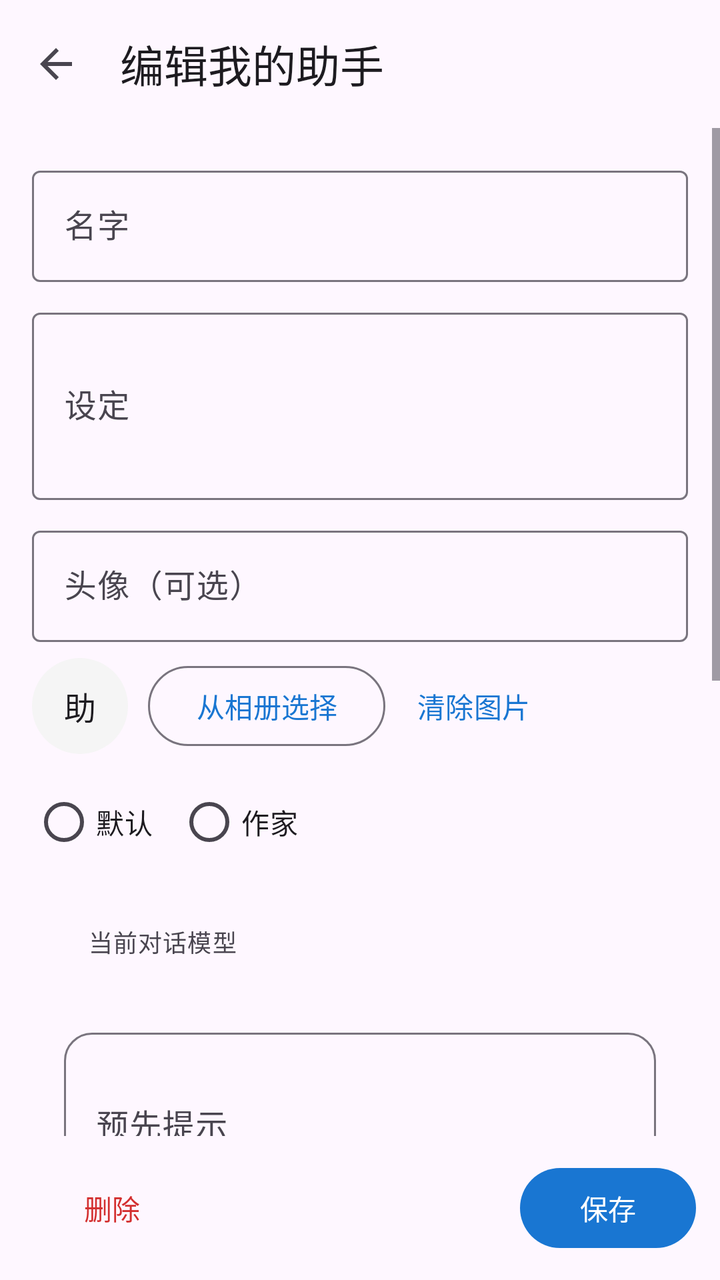
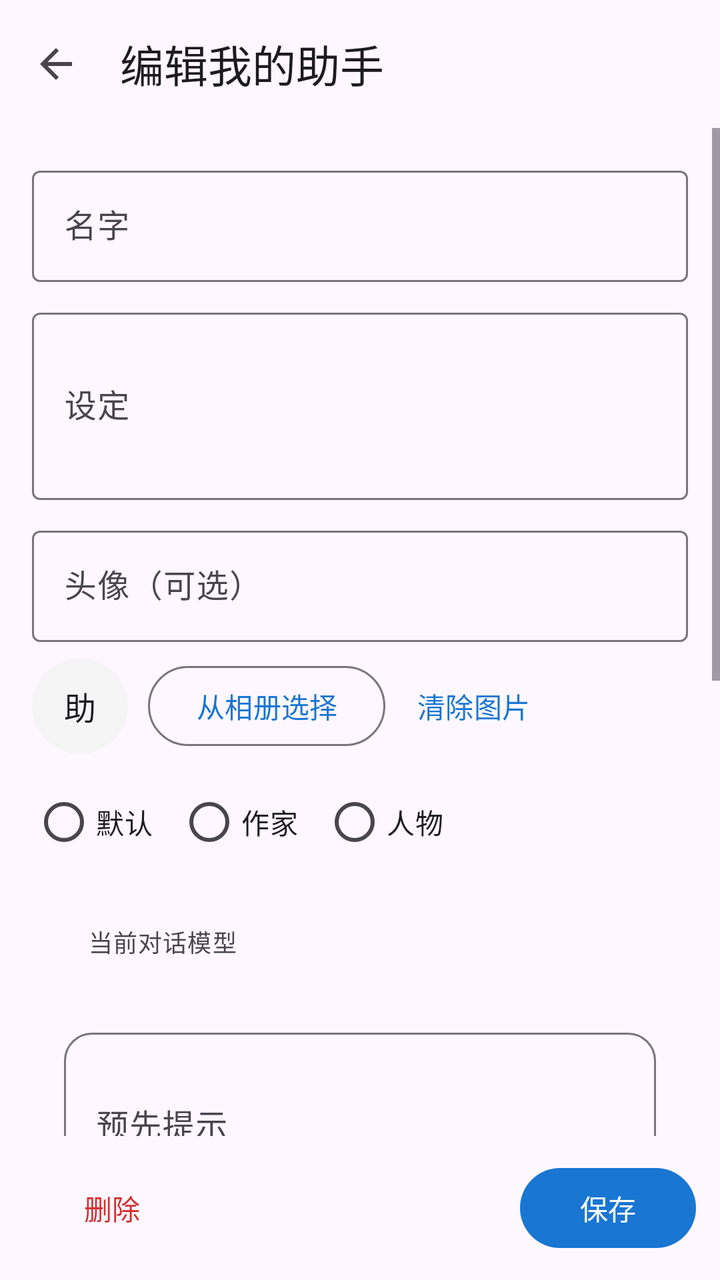

Compare the two renders of this Android layout. The source of the first and the diff that turns it into the second are given below.
<!-- AndroidManifest.xml: activity theme Theme.AIChat -->
<!-- res/layout/activity_edit_my_assistant.xml -->
<?xml version="1.0" encoding="utf-8"?>
<LinearLayout xmlns:android="http://schemas.android.com/apk/res/android"
    xmlns:app="http://schemas.android.com/apk/res-auto"
    android:layout_width="match_parent"
    android:layout_height="match_parent"
    android:orientation="vertical">

    <com.google.android.material.appbar.MaterialToolbar
        android:id="@+id/toolbar"
        android:layout_width="match_parent"
        android:layout_height="?attr/actionBarSize"
        app:title="@string/edit_assistant"
        app:navigationIcon="?attr/homeAsUpIndicator" />

    <ScrollView
        android:layout_width="match_parent"
        android:layout_height="0dp"
        android:layout_weight="1">
        <LinearLayout
            android:layout_width="match_parent"
            android:layout_height="wrap_content"
            android:orientation="vertical"
            android:padding="16dp">

            <com.google.android.material.textfield.TextInputLayout
                android:layout_width="match_parent"
                android:layout_height="wrap_content"
                android:hint="@string/assistant_name"
                style="@style/Widget.Material3.TextInputLayout.OutlinedBox">
                <com.google.android.material.textfield.TextInputEditText
                    android:id="@+id/editAssistantName"
                    android:layout_width="match_parent"
                    android:layout_height="wrap_content" />
            </com.google.android.material.textfield.TextInputLayout>

            <com.google.android.material.textfield.TextInputLayout
                android:layout_width="match_parent"
                android:layout_height="wrap_content"
                android:layout_marginTop="10dp"
                android:hint="@string/assistant_prompt"
                style="@style/Widget.Material3.TextInputLayout.OutlinedBox">
                <com.google.android.material.textfield.TextInputEditText
                    android:id="@+id/editAssistantPrompt"
                    android:layout_width="match_parent"
                    android:layout_height="wrap_content"
                    android:minLines="3"
                    android:maxLines="6"
                    android:inputType="textMultiLine" />
            </com.google.android.material.textfield.TextInputLayout>

            <com.google.android.material.textfield.TextInputLayout
                android:layout_width="match_parent"
                android:layout_height="wrap_content"
                android:layout_marginTop="10dp"
                android:hint="@string/assistant_avatar_optional"
                style="@style/Widget.Material3.TextInputLayout.OutlinedBox">
                <com.google.android.material.textfield.TextInputEditText
                    android:id="@+id/editAssistantAvatar"
                    android:layout_width="match_parent"
                    android:layout_height="wrap_content" />
            </com.google.android.material.textfield.TextInputLayout>

            <LinearLayout
                android:layout_width="match_parent"
                android:layout_height="wrap_content"
                android:layout_marginTop="8dp"
                android:gravity="center_vertical"
                android:orientation="horizontal">

                <FrameLayout
                    android:layout_width="48dp"
                    android:layout_height="48dp">

                    <ImageView
                        android:id="@+id/imageAssistantAvatarPreview"
                        android:layout_width="48dp"
                        android:layout_height="48dp"
                        android:background="@drawable/input_background"
                        android:scaleType="centerCrop"
                        android:visibility="gone" />

                    <TextView
                        android:id="@+id/textAssistantAvatarPreview"
                        android:layout_width="48dp"
                        android:layout_height="48dp"
                        android:background="@drawable/input_background"
                        android:gravity="center"
                        android:text="助"
                        android:textAppearance="?attr/textAppearanceTitleMedium" />
                </FrameLayout>

                <com.google.android.material.button.MaterialButton
                    android:id="@+id/btnPickAssistantAvatar"
                    style="@style/Widget.Material3.Button.OutlinedButton"
                    android:layout_width="wrap_content"
                    android:layout_height="wrap_content"
                    android:layout_marginStart="10dp"
                    android:text="@string/pick_avatar_from_album" />

                <com.google.android.material.button.MaterialButton
                    android:id="@+id/btnClearAssistantAvatarImage"
                    style="@style/Widget.Material3.Button.TextButton"
                    android:layout_width="wrap_content"
                    android:layout_height="wrap_content"
                    android:text="@string/clear_avatar_image" />
            </LinearLayout>

            <RadioGroup
                android:id="@+id/radioAssistantType"
                android:layout_width="match_parent"
                android:layout_height="wrap_content"
                android:layout_marginTop="10dp"
                android:orientation="horizontal">
                <RadioButton
                    android:id="@+id/typeDefault"
                    android:layout_width="wrap_content"
                    android:layout_height="wrap_content"
                    android:text="@string/assistant_type_default" />
                <RadioButton
                    android:id="@+id/typeWriter"
                    android:layout_width="wrap_content"
                    android:layout_height="wrap_content"
                    android:layout_marginStart="12dp"
                    android:text="@string/assistant_type_writer" />
            </RadioGroup>

            <include layout="@layout/view_chat_settings_form" />
        </LinearLayout>
    </ScrollView>

    <LinearLayout
        android:layout_width="match_parent"
        android:layout_height="wrap_content"
        android:orientation="horizontal"
        android:padding="12dp">
        <com.google.android.material.button.MaterialButton
            android:id="@+id/btnDeleteAssistant"
            style="@style/Widget.Material3.Button.TextButton"
            android:layout_width="wrap_content"
            android:layout_height="wrap_content"
            android:text="@string/delete_assistant"
            android:textColor="#D32F2F" />
        <View
            android:layout_width="0dp"
            android:layout_height="1dp"
            android:layout_weight="1" />
        <com.google.android.material.button.MaterialButton
            android:id="@+id/btnSaveAssistant"
            android:layout_width="wrap_content"
            android:layout_height="wrap_content"
            android:text="@string/save" />
    </LinearLayout>
</LinearLayout>
<!-- res/layout/view_chat_settings_form.xml (included above) -->
<?xml version="1.0" encoding="utf-8"?>
<LinearLayout xmlns:android="http://schemas.android.com/apk/res/android"
    xmlns:app="http://schemas.android.com/apk/res-auto"
    android:id="@+id/chatSettingsRoot"
    android:layout_width="match_parent"
    android:layout_height="wrap_content"
    android:orientation="vertical"
    android:paddingStart="16dp"
    android:paddingEnd="16dp"
    android:paddingTop="8dp"
    android:paddingBottom="16dp">

    <LinearLayout
        android:id="@+id/btnPickModel"
        android:layout_width="match_parent"
        android:layout_height="wrap_content"
        android:background="?attr/selectableItemBackground"
        android:clickable="true"
        android:focusable="true"
        android:minHeight="56dp"
        android:gravity="center_vertical"
        android:paddingHorizontal="12dp"
        android:paddingVertical="10dp">
        <TextView
            android:layout_width="0dp"
            android:layout_weight="1"
            android:layout_height="wrap_content"
            android:text="@string/session_model"
            android:textAppearance="?attr/textAppearanceBodySmall"
            android:textColor="?attr/colorOnSurfaceVariant" />
        <TextView
            android:id="@+id/textModelValue"
            android:layout_width="wrap_content"
            android:layout_height="wrap_content"
            android:textAppearance="?attr/textAppearanceBodyLarge" />
    </LinearLayout>

    <com.google.android.material.textfield.TextInputLayout
        android:layout_width="match_parent"
        android:layout_height="wrap_content"
        android:layout_marginTop="12dp"
        android:hint="@string/system_prompt"
        style="@style/Widget.AIChat.TextInputLayout">
        <com.google.android.material.textfield.TextInputEditText
            android:id="@+id/editSystemPrompt"
            android:layout_width="match_parent"
            android:layout_height="wrap_content"
            android:inputType="textMultiLine"
            android:minLines="3"
            android:maxLines="6" />
    </com.google.android.material.textfield.TextInputLayout>

    <LinearLayout
        android:layout_width="match_parent"
        android:layout_height="wrap_content"
        android:orientation="horizontal"
        android:layout_marginTop="12dp">
        <com.google.android.material.textfield.TextInputLayout
            android:layout_width="0dp"
            android:layout_weight="1"
            android:layout_height="wrap_content"
            android:hint="@string/temperature"
            style="@style/Widget.AIChat.TextInputLayout">
            <com.google.android.material.textfield.TextInputEditText
                android:id="@+id/editTemperature"
                android:layout_width="match_parent"
                android:layout_height="wrap_content"
                android:inputType="numberDecimal" />
        </com.google.android.material.textfield.TextInputLayout>
        <com.google.android.material.textfield.TextInputLayout
            android:layout_width="0dp"
            android:layout_weight="1"
            android:layout_height="wrap_content"
            android:layout_marginStart="8dp"
            android:hint="@string/top_p"
            style="@style/Widget.AIChat.TextInputLayout">
            <com.google.android.material.textfield.TextInputEditText
                android:id="@+id/editTopP"
                android:layout_width="match_parent"
                android:layout_height="wrap_content"
                android:inputType="numberDecimal" />
        </com.google.android.material.textfield.TextInputLayout>
    </LinearLayout>

    <TextView
        android:layout_width="match_parent"
        android:layout_height="wrap_content"
        android:layout_marginTop="14dp"
        android:text="@string/context_message_count"
        android:textAppearance="?attr/textAppearanceBodySmall"
        android:textColor="?attr/colorOnSurfaceVariant" />

    <LinearLayout
        android:layout_width="match_parent"
        android:layout_height="wrap_content"
        android:layout_marginTop="6dp"
        android:gravity="center_vertical"
        android:orientation="horizontal">

        <com.google.android.material.slider.Slider
            android:id="@+id/sliderContextCount"
            android:layout_width="0dp"
            android:layout_height="wrap_content"
            android:layout_weight="1"
            android:valueFrom="0"
            android:valueTo="100"
            android:stepSize="1" />

        <TextView
            android:id="@+id/textContextCountValue"
            android:layout_width="48dp"
            android:layout_height="wrap_content"
            android:gravity="end"
            android:text="6"
            android:textAppearance="?attr/textAppearanceBodyMedium" />
    </LinearLayout>

    <com.google.android.material.materialswitch.MaterialSwitch
        android:id="@+id/switchStream"
        android:layout_width="match_parent"
        android:layout_height="wrap_content"
        android:layout_marginTop="12dp"
        android:text="@string/stream_output" />

    <com.google.android.material.materialswitch.MaterialSwitch
        android:id="@+id/switchThinking"
        android:layout_width="match_parent"
        android:layout_height="wrap_content"
        android:layout_marginTop="6dp"
        android:text="@string/open_thinking" />

    <com.google.android.material.textfield.TextInputLayout
        android:id="@+id/layoutGoogleThinkingBudget"
        android:layout_width="match_parent"
        android:layout_height="wrap_content"
        android:layout_marginTop="8dp"
        android:hint="@string/google_thinking_budget"
        style="@style/Widget.AIChat.TextInputLayout">
        <com.google.android.material.textfield.TextInputEditText
            android:id="@+id/editGoogleThinkingBudget"
            android:layout_width="match_parent"
            android:layout_height="wrap_content"
            android:inputType="number" />
    </com.google.android.material.textfield.TextInputLayout>
</LinearLayout>
<!-- resources referenced by this layout -->
<resources>
  <!-- drawable input_background (drawable) -->
  <?xml version="1.0" encoding="utf-8"?>
  <shape xmlns:android="http://schemas.android.com/apk/res/android"
      android:shape="rectangle">
      <solid android:color="#F5F5F5" />
      <corners android:radius="24dp" />
  </shape>
  <string name="assistant_avatar_optional">头像（可选）</string>
  <string name="assistant_name">名字</string>
  <string name="assistant_prompt">设定</string>
  <string name="assistant_type_default">默认</string>
  <string name="assistant_type_writer">作家</string>
  <string name="clear_avatar_image">清除图片</string>
  <string name="context_message_count">上下文消息数量</string>
  <string name="delete_assistant">删除</string>
  <string name="edit_assistant">编辑我的助手</string>
  <string name="google_thinking_budget">Google Thinking Budget</string>
  <string name="open_thinking">开启 Thinking</string>
  <string name="pick_avatar_from_album">从相册选择</string>
  <string name="save">保存</string>
  <string name="session_model">当前对话模型</string>
  <string name="stream_output">流式输出</string>
  <string name="system_prompt">预先提示</string>
  <string name="temperature">Temperature</string>
  <string name="top_p">Top P</string>
  <style name="Widget.AIChat.TextInputLayout" parent="Widget.Material3.TextInputLayout.OutlinedBox">
          <item name="boxCornerRadiusTopStart">14dp</item>
          <item name="boxCornerRadiusTopEnd">14dp</item>
          <item name="boxCornerRadiusBottomStart">14dp</item>
          <item name="boxCornerRadiusBottomEnd">14dp</item>
          <item name="boxStrokeWidth">1dp</item>
          <item name="boxStrokeWidthFocused">2dp</item>
      </style>
  <style name="Theme.AIChat" parent="Theme.Material3.DayNight.NoActionBar">
          <item name="colorPrimary">@color/primary</item>
          <item name="colorOnPrimary">@color/on_primary</item>
          <item name="colorSurface">@color/surface</item>
      </style>
  <color name="primary">#1976D2</color>
  <color name="on_primary">#FFFFFF</color>
  <color name="surface">#FFFFFF</color>
</resources>

<!-- the commit's change to res/layout/activity_edit_my_assistant.xml (unified diff, before → after) -->
@@ -122,6 +122,12 @@
                     android:layout_height="wrap_content"
                     android:layout_marginStart="12dp"
                     android:text="@string/assistant_type_writer" />
+                <RadioButton
+                    android:id="@+id/typeCharacter"
+                    android:layout_width="wrap_content"
+                    android:layout_height="wrap_content"
+                    android:layout_marginStart="12dp"
+                    android:text="@string/assistant_type_character" />
             </RadioGroup>
 
             <include layout="@layout/view_chat_settings_form" />
<!-- resource entries referenced after the edit -->
@@ -10,6 +10,7 @@
   <string name="assistant_avatar_optional">头像（可选）</string>
   <string name="assistant_name">名字</string>
   <string name="assistant_prompt">设定</string>
+  <string name="assistant_type_character">人物</string>
   <string name="assistant_type_default">默认</string>
   <string name="assistant_type_writer">作家</string>
   <string name="clear_avatar_image">清除图片</string>
